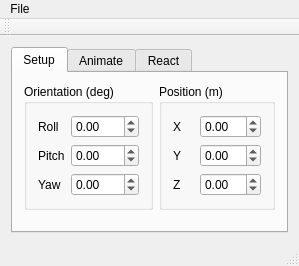
This is waas_control/src/ui/mainwindow.ui in sevenbitbyte/waas as Qt 5 draws it before an edit. The edited form follows.
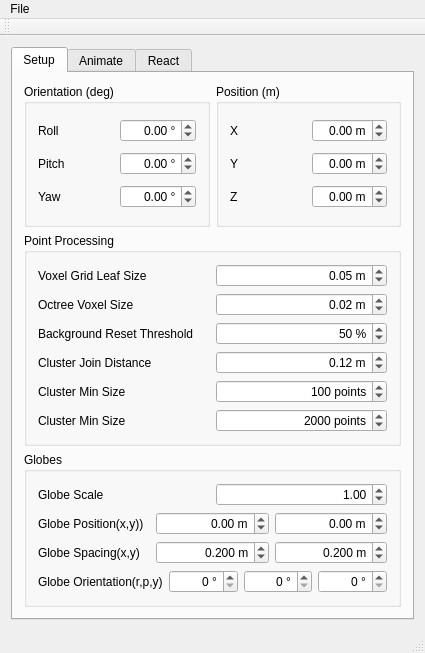
This is the edited form.

Commit message: Have basic blob tracking working from point downsampling to pixel mapping. A few bugs remain

The edit to the form file:
```diff
--- a/waas_control/src/ui/mainwindow.ui
+++ b/waas_control/src/ui/mainwindow.ui
@@ -6,8 +6,8 @@
    <rect>
     <x>0</x>
     <y>0</y>
-    <width>299</width>
-    <height>266</height>
+    <width>425</width>
+    <height>653</height>
    </rect>
   </property>
   <property name="windowTitle">
@@ -50,6 +50,12 @@
                </item>
                <item>
                 <widget class="QDoubleSpinBox" name="rollSpin">
+                 <property name="alignment">
+                  <set>Qt::AlignRight|Qt::AlignTrailing|Qt::AlignVCenter</set>
+                 </property>
+                 <property name="suffix">
+                  <string> °</string>
+                 </property>
                  <property name="minimum">
                   <double>-180.000000000000000</double>
                  </property>
@@ -71,6 +77,12 @@
                </item>
                <item>
                 <widget class="QDoubleSpinBox" name="pitchSpin">
+                 <property name="alignment">
+                  <set>Qt::AlignRight|Qt::AlignTrailing|Qt::AlignVCenter</set>
+                 </property>
+                 <property name="suffix">
+                  <string> °</string>
+                 </property>
                  <property name="minimum">
                   <double>-180.000000000000000</double>
                  </property>
@@ -92,6 +104,12 @@
                </item>
                <item>
                 <widget class="QDoubleSpinBox" name="yawSpin">
+                 <property name="alignment">
+                  <set>Qt::AlignRight|Qt::AlignTrailing|Qt::AlignVCenter</set>
+                 </property>
+                 <property name="suffix">
+                  <string> °</string>
+                 </property>
                  <property name="minimum">
                   <double>-180.000000000000000</double>
                  </property>
@@ -128,6 +146,12 @@
                </item>
                <item>
                 <widget class="QDoubleSpinBox" name="posXSpin">
+                 <property name="alignment">
+                  <set>Qt::AlignRight|Qt::AlignTrailing|Qt::AlignVCenter</set>
+                 </property>
+                 <property name="suffix">
+                  <string> m</string>
+                 </property>
                  <property name="minimum">
                   <double>-10.000000000000000</double>
                  </property>
@@ -155,6 +179,12 @@
                </item>
                <item>
                 <widget class="QDoubleSpinBox" name="posYSpin">
+                 <property name="alignment">
+                  <set>Qt::AlignRight|Qt::AlignTrailing|Qt::AlignVCenter</set>
+                 </property>
+                 <property name="suffix">
+                  <string> m</string>
+                 </property>
                  <property name="minimum">
                   <double>-10.000000000000000</double>
                  </property>
@@ -179,6 +209,12 @@
                </item>
                <item>
                 <widget class="QDoubleSpinBox" name="posZSpin">
+                 <property name="alignment">
+                  <set>Qt::AlignRight|Qt::AlignTrailing|Qt::AlignVCenter</set>
+                 </property>
+                 <property name="suffix">
+                  <string> m</string>
+                 </property>
                  <property name="minimum">
                   <double>-10.000000000000000</double>
                  </property>
@@ -198,17 +234,392 @@
          </layout>
         </item>
         <item>
-         <spacer name="verticalSpacer_2">
-          <property name="orientation">
-           <enum>Qt::Vertical</enum>
+         <widget class="QGroupBox" name="groupBox">
+          <property name="title">
+           <string>Point Processing</string>
           </property>
-          <property name="sizeHint" stdset="0">
-           <size>
-            <width>20</width>
-            <height>1</height>
-           </size>
+          <layout class="QVBoxLayout" name="verticalLayout_5">
+           <item>
+            <layout class="QHBoxLayout" name="horizontalLayout_9">
+             <item>
+              <widget class="QLabel" name="downsampleLeafSize">
+               <property name="text">
+                <string>Voxel Grid Leaf Size</string>
+               </property>
+              </widget>
+             </item>
+             <item>
+              <widget class="QDoubleSpinBox" name="downsampleLeafSizeSpin">
+               <property name="alignment">
+                <set>Qt::AlignRight|Qt::AlignTrailing|Qt::AlignVCenter</set>
+               </property>
+               <property name="suffix">
+                <string> m</string>
+               </property>
+               <property name="singleStep">
+                <double>0.010000000000000</double>
+               </property>
+               <property name="value">
+                <double>0.050000000000000</double>
+               </property>
+              </widget>
+             </item>
+            </layout>
+           </item>
+           <item>
+            <layout class="QHBoxLayout" name="horizontalLayout_10">
+             <item>
+              <widget class="QLabel" name="octreeVoxelSizeSpin_2">
+               <property name="text">
+                <string>Octree Voxel Size</string>
+               </property>
+              </widget>
+             </item>
+             <item>
+              <widget class="QDoubleSpinBox" name="octreeVoxelSizeSpin">
+               <property name="alignment">
+                <set>Qt::AlignRight|Qt::AlignTrailing|Qt::AlignVCenter</set>
+               </property>
+               <property name="suffix">
+                <string> m</string>
+               </property>
+               <property name="singleStep">
+                <double>0.010000000000000</double>
+               </property>
+               <property name="value">
+                <double>0.020000000000000</double>
+               </property>
+              </widget>
+             </item>
+            </layout>
+           </item>
+           <item>
+            <layout class="QHBoxLayout" name="horizontalLayout_11">
+             <item>
+              <widget class="QLabel" name="label_4">
+               <property name="text">
+                <string>Background Reset Threshold</string>
+               </property>
+              </widget>
+             </item>
+             <item>
+              <widget class="QDoubleSpinBox" name="backgroundResetThresholdSpin">
+               <property name="alignment">
+                <set>Qt::AlignRight|Qt::AlignTrailing|Qt::AlignVCenter</set>
+               </property>
+               <property name="suffix">
+                <string> %</string>
+               </property>
+               <property name="decimals">
+                <number>0</number>
+               </property>
+               <property name="value">
+                <double>50.000000000000000</double>
+               </property>
+              </widget>
+             </item>
+            </layout>
+           </item>
+           <item>
+            <layout class="QHBoxLayout" name="horizontalLayout_12">
+             <item>
+              <widget class="QLabel" name="label_2">
+               <property name="text">
+                <string>Cluster Join Distance</string>
+               </property>
+              </widget>
+             </item>
+             <item>
+              <widget class="QDoubleSpinBox" name="clusterJoinDistanceSpin">
+               <property name="alignment">
+                <set>Qt::AlignRight|Qt::AlignTrailing|Qt::AlignVCenter</set>
+               </property>
+               <property name="suffix">
+                <string> m</string>
+               </property>
+               <property name="singleStep">
+                <double>0.010000000000000</double>
+               </property>
+               <property name="value">
+                <double>0.120000000000000</double>
+               </property>
+              </widget>
+             </item>
+            </layout>
+           </item>
+           <item>
+            <layout class="QHBoxLayout" name="horizontalLayout_13">
+             <item>
+              <widget class="QLabel" name="label_3">
+               <property name="text">
+                <string>Cluster Min Size</string>
+               </property>
+              </widget>
+             </item>
+             <item>
+              <widget class="QDoubleSpinBox" name="clusterMinSizeSpin">
+               <property name="alignment">
+                <set>Qt::AlignRight|Qt::AlignTrailing|Qt::AlignVCenter</set>
+               </property>
+               <property name="suffix">
+                <string> points</string>
+               </property>
+               <property name="decimals">
+                <number>0</number>
+               </property>
+               <property name="maximum">
+                <double>1000000.000000000000000</double>
+               </property>
+               <property name="singleStep">
+                <double>0.010000000000000</double>
+               </property>
+               <property name="value">
+                <double>100.000000000000000</double>
+               </property>
+              </widget>
+             </item>
+            </layout>
+           </item>
+           <item>
+            <layout class="QHBoxLayout" name="horizontalLayout_14">
+             <item>
+              <widget class="QLabel" name="label_5">
+               <property name="text">
+                <string>Cluster Min Size</string>
+               </property>
+              </widget>
+             </item>
+             <item>
+              <widget class="QDoubleSpinBox" name="clusterMaxSizeSpin">
+               <property name="alignment">
+                <set>Qt::AlignRight|Qt::AlignTrailing|Qt::AlignVCenter</set>
+               </property>
+               <property name="suffix">
+                <string> points</string>
+               </property>
+               <property name="decimals">
+                <number>0</number>
+               </property>
+               <property name="maximum">
+                <double>1000000.000000000000000</double>
+               </property>
+               <property name="singleStep">
+                <double>0.010000000000000</double>
+               </property>
+               <property name="value">
+                <double>2000.000000000000000</double>
+               </property>
+              </widget>
+             </item>
+            </layout>
+           </item>
+          </layout>
+         </widget>
+        </item>
+        <item>
+         <widget class="QGroupBox" name="groupBox_2">
+          <property name="title">
+           <string>Globes</string>
           </property>
-         </spacer>
+          <layout class="QVBoxLayout" name="verticalLayout_6">
+           <item>
+            <layout class="QHBoxLayout" name="horizontalLayout_15">
+             <item>
+              <widget class="QLabel" name="globeScaleLabel">
+               <property name="text">
+                <string>Globe Scale</string>
+               </property>
+              </widget>
+             </item>
+             <item>
+              <widget class="QDoubleSpinBox" name="globeScaleSpin">
+               <property name="alignment">
+                <set>Qt::AlignRight|Qt::AlignTrailing|Qt::AlignVCenter</set>
+               </property>
+               <property name="singleStep">
+                <double>0.010000000000000</double>
+               </property>
+               <property name="value">
+                <double>1.000000000000000</double>
+               </property>
+              </widget>
+             </item>
+            </layout>
+           </item>
+           <item>
+            <layout class="QHBoxLayout" name="horizontalLayout_16">
+             <item>
+              <widget class="QLabel" name="globePositionLabel">
+               <property name="text">
+                <string>Globe Position(x,y))</string>
+               </property>
+              </widget>
+             </item>
+             <item>
+              <widget class="QDoubleSpinBox" name="globePositionXSpin">
+               <property name="alignment">
+                <set>Qt::AlignRight|Qt::AlignTrailing|Qt::AlignVCenter</set>
+               </property>
+               <property name="suffix">
+                <string> m</string>
+               </property>
+               <property name="minimum">
+                <double>-99.000000000000000</double>
+               </property>
+               <property name="singleStep">
+                <double>0.100000000000000</double>
+               </property>
+              </widget>
+             </item>
+             <item>
+              <widget class="QDoubleSpinBox" name="globePositionYSpin">
+               <property name="alignment">
+                <set>Qt::AlignRight|Qt::AlignTrailing|Qt::AlignVCenter</set>
+               </property>
+               <property name="suffix">
+                <string> m</string>
+               </property>
+               <property name="minimum">
+                <double>-99.000000000000000</double>
+               </property>
+               <property name="singleStep">
+                <double>0.100000000000000</double>
+               </property>
+              </widget>
+             </item>
+            </layout>
+           </item>
+           <item>
+            <layout class="QHBoxLayout" name="horizontalLayout_17">
+             <item>
+              <widget class="QLabel" name="globeSpacingLabel">
+               <property name="text">
+                <string>Globe Spacing(x,y)</string>
+               </property>
+              </widget>
+             </item>
+             <item>
+              <widget class="QDoubleSpinBox" name="globeSpacingXSpin">
+               <property name="alignment">
+                <set>Qt::AlignRight|Qt::AlignTrailing|Qt::AlignVCenter</set>
+               </property>
+               <property name="suffix">
+                <string> m</string>
+               </property>
+               <property name="decimals">
+                <number>3</number>
+               </property>
+               <property name="minimum">
+                <double>-2.000000000000000</double>
+               </property>
+               <property name="maximum">
+                <double>2.000000000000000</double>
+               </property>
+               <property name="singleStep">
+                <double>0.010000000000000</double>
+               </property>
+               <property name="value">
+                <double>0.200000000000000</double>
+               </property>
+              </widget>
+             </item>
+             <item>
+              <widget class="QDoubleSpinBox" name="globeSpacingYSpin">
+               <property name="alignment">
+                <set>Qt::AlignRight|Qt::AlignTrailing|Qt::AlignVCenter</set>
+               </property>
+               <property name="suffix">
+                <string> m</string>
+               </property>
+               <property name="decimals">
+                <number>3</number>
+               </property>
+               <property name="minimum">
+                <double>-2.000000000000000</double>
+               </property>
+               <property name="maximum">
+                <double>2.000000000000000</double>
+               </property>
+               <property name="singleStep">
+                <double>0.010000000000000</double>
+               </property>
+               <property name="value">
+                <double>0.200000000000000</double>
+               </property>
+              </widget>
+             </item>
+            </layout>
+           </item>
+           <item>
+            <layout class="QHBoxLayout" name="horizontalLayout_18">
+             <item>
+              <widget class="QLabel" name="globeOrientationLabel">
+               <property name="text">
+                <string>Globe Orientation(r,p,y)</string>
+               </property>
+              </widget>
+             </item>
+             <item>
+              <widget class="QDoubleSpinBox" name="globeOrientationRollSpin">
+               <property name="alignment">
+                <set>Qt::AlignRight|Qt::AlignTrailing|Qt::AlignVCenter</set>
+               </property>
+               <property name="suffix">
+                <string> °</string>
+               </property>
+               <property name="decimals">
+                <number>0</number>
+               </property>
+               <property name="maximum">
+                <double>360.000000000000000</double>
+               </property>
+               <property name="singleStep">
+                <double>90.000000000000000</double>
+               </property>
+              </widget>
+             </item>
+             <item>
+              <widget class="QDoubleSpinBox" name="globeOrientationPitchSpin">
+               <property name="alignment">
+                <set>Qt::AlignRight|Qt::AlignTrailing|Qt::AlignVCenter</set>
+               </property>
+               <property name="suffix">
+                <string> °</string>
+               </property>
+               <property name="decimals">
+                <number>0</number>
+               </property>
+               <property name="maximum">
+                <double>360.000000000000000</double>
+               </property>
+               <property name="singleStep">
+                <double>90.000000000000000</double>
+               </property>
+              </widget>
+             </item>
+             <item>
+              <widget class="QDoubleSpinBox" name="globeOrientationYawSpin">
+               <property name="alignment">
+                <set>Qt::AlignRight|Qt::AlignTrailing|Qt::AlignVCenter</set>
+               </property>
+               <property name="suffix">
+                <string> °</string>
+               </property>
+               <property name="decimals">
+                <number>0</number>
+               </property>
+               <property name="maximum">
+                <double>360.000000000000000</double>
+               </property>
+               <property name="singleStep">
+                <double>90.000000000000000</double>
+               </property>
+              </widget>
+             </item>
+            </layout>
+           </item>
+          </layout>
+         </widget>
         </item>
        </layout>
       </widget>
@@ -294,7 +705,7 @@
     <rect>
      <x>0</x>
      <y>0</y>
-     <width>299</width>
+     <width>425</width>
      <height>20</height>
     </rect>
    </property>
```
The commit also changes 17 other files.
